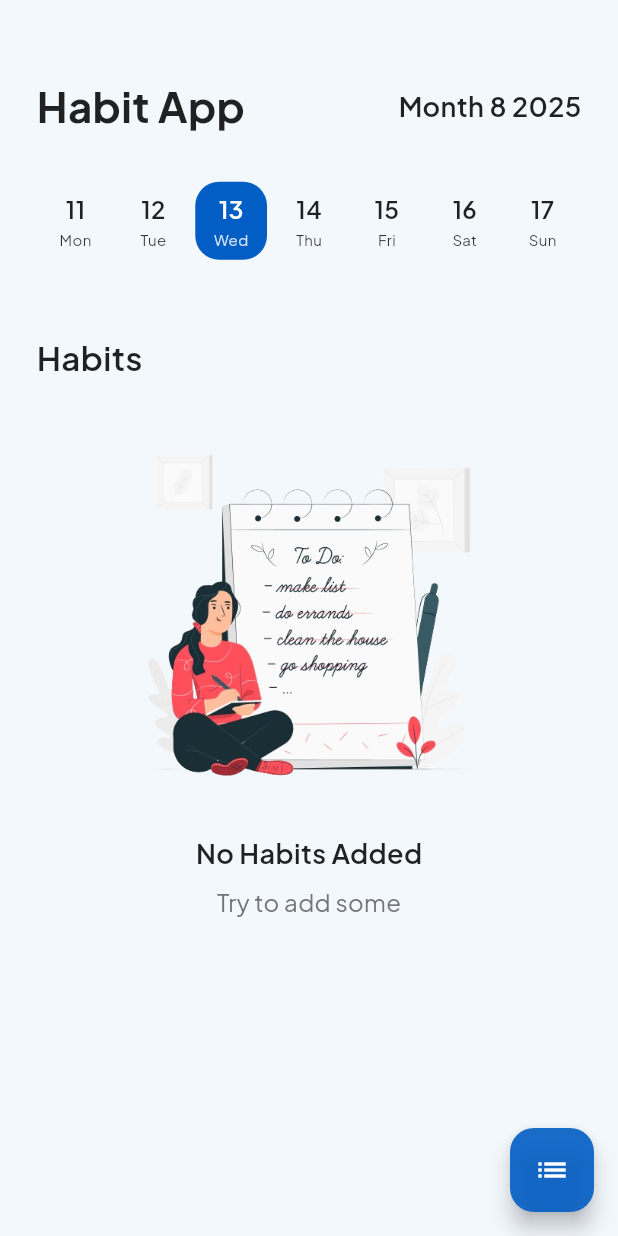
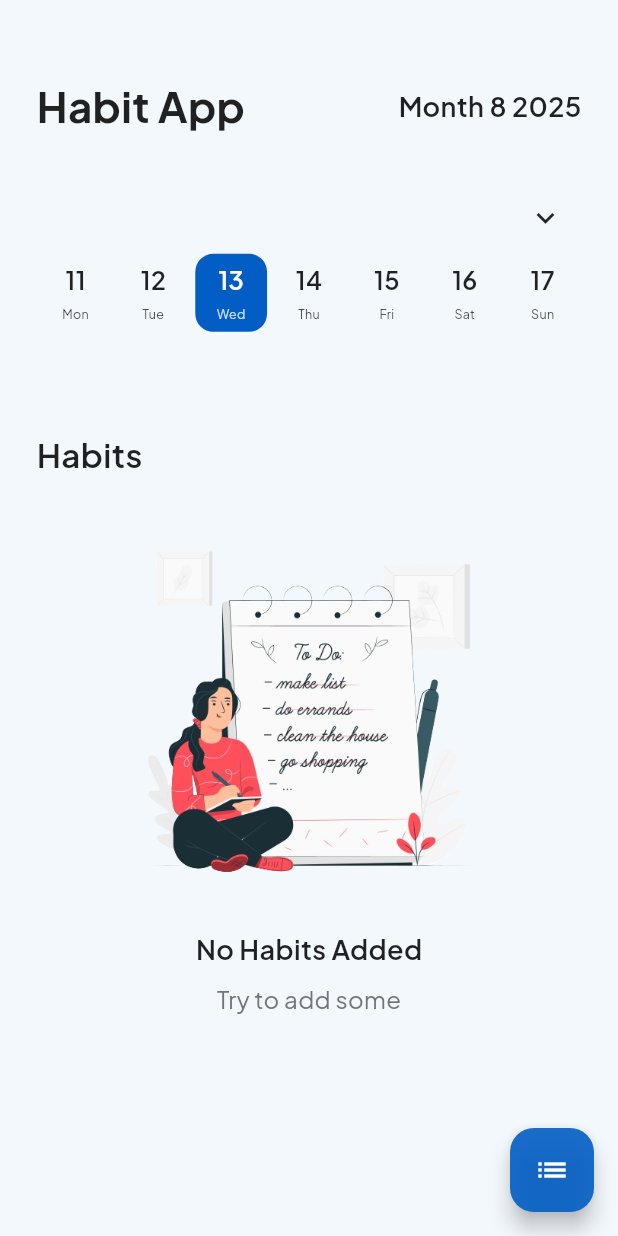
Before and after one commit to wasimaldimashki/habits_app, a Flutter app: the HabitScreen screen opened directly, on a phone screen of 412 x 824 dp. Run offline on Flutter 3.47's test engine with Material 3 defaults, Android fonts, the phone set to English and light mode, and no system bars; drawn by our look-alikes of table_calendar; our stand-ins replace bloc, equatable, flutter_animate, flutter_bloc, flutter_cache_manager, flutter_screenutil and 11 more; accounts and stored records are empty.

Commit message:
add queries to the android manifest, fix calendar widget and enhance design of it , a , finish manage habit update ,delete habit and fix code with stream controller of the data

```diff
--- a/lib/core/services/service_locator.dart
+++ b/lib/core/services/service_locator.dart
@@ -1,8 +1,10 @@
 import 'package:get_it/get_it.dart';
 import 'package:habits_app/core/cache/hive_service.dart';
 import 'package:habits_app/core/cache/cache_service.dart';
+import 'package:habits_app/features/home/cubits/habit_screen_cubit/habit_screen_cubit.dart';
 import 'package:habits_app/features/home/cubits/profile_header_cubit/profile_header_cubit.dart';
 import 'package:habits_app/features/home/cubits/statistics_cubit/statistics_cubit.dart';
+import 'package:habits_app/features/manage_habit/cubit/manage_habit_cubit.dart';
 import 'package:habits_app/features/models/habit_model.dart';
 import 'package:habits_app/features/models/user_model.dart';
 import 'package:habits_app/features/update_profile/cubit/update_profile_cubit.dart';
@@ -39,6 +41,9 @@ Future<void> setupServiceLocator() async {
       () => CacheService(sharedPreferences: sl()));
 
   sl.registerFactory<StatisticsCubit>(() => StatisticsCubit());
+  sl.registerFactory<HabitScreenCubit>(() => HabitScreenCubit());
   sl.registerFactory<ProfileHeaderCubit>(() => ProfileHeaderCubit());
   sl.registerFactory<UpdateProfileCubit>(() => UpdateProfileCubit());
+  sl.registerFactory<ManageHabitCubit>(
+      () => ManageHabitCubit(sl<GenericHiveService<HabitModel>>()));
 }
--- a/lib/core/theme/values_manager.dart
+++ b/lib/core/theme/values_manager.dart
@@ -32,6 +32,7 @@ class AppSize {
   static const double s1 = 1.0;
   static const double s2 = 2.0;
   static const double s4 = 4.0;
+  static const double s6 = 6.0;
   static const double s8 = 8.0;
   static const double s10 = 10.0;
   static const double s12 = 12.0;
@@ -50,6 +51,7 @@ class AppSize {
   static const double s100 = 100.0;
   static const double s120 = 120.0;
   static const double s150 = 150.0;
+  static const double s340 = 340.0;
 }
 
 const double defaultRadius = 10.0;
--- a/lib/features/home/cubits/habit_screen_cubit/habit_screen_state.dart
+++ b/lib/features/home/cubits/habit_screen_cubit/habit_screen_state.dart
@@ -1,55 +1,58 @@
 part of 'habit_screen_cubit.dart';
 
-abstract class HabitScreenState extends Equatable {
+enum HabitScreenStatus { initial, loading, loaded, error }
+
+class HabitScreenState extends Equatable {
+  final HabitScreenStatus status;
   final List<HabitModel> allHabits;
+  final DateTime selectedDate;
   final List<HabitModel> habitsForSelectedDay;
-  final DateTime selectedDate;
+  final CalendarFormat calendarFormat;
+  final Set<DateTime> markedDates;
 
   const HabitScreenState({
-    this.allHabits = const [],
-    this.habitsForSelectedDay = const [],
+    required this.status,
+    required this.allHabits,
     required this.selectedDate,
+    required this.habitsForSelectedDay,
+    required this.calendarFormat,
+    required this.markedDates,
   });
+
+  factory HabitScreenState.initial() => HabitScreenState(
+        status: HabitScreenStatus.initial,
+        allHabits: const [],
+        selectedDate: DateTime.now(),
+        habitsForSelectedDay: const [],
+        calendarFormat: CalendarFormat.week,
+        markedDates: const {},
+      );
+
+  HabitScreenState copyWith({
+    HabitScreenStatus? status,
+    List<HabitModel>? allHabits,
+    DateTime? selectedDate,
+    List<HabitModel>? habitsForSelectedDay,
+    CalendarFormat? calendarFormat,
+    Set<DateTime>? markedDates,
+  }) {
+    return HabitScreenState(
+      status: status ?? this.status,
+      allHabits: allHabits ?? this.allHabits,
+      selectedDate: selectedDate ?? this.selectedDate,
+      habitsForSelectedDay: habitsForSelectedDay ?? this.habitsForSelectedDay,
+      calendarFormat: calendarFormat ?? this.calendarFormat,
+      markedDates: markedDates ?? this.markedDates,
+    );
+  }
 
   @override
   List<Object?> get props => [
+        status,
         allHabits,
+        selectedDate,
         habitsForSelectedDay,
-        selectedDate,
+        calendarFormat,
+        markedDates,
       ];
 }
-
-class HabitScreenInitial extends HabitScreenState {
-  HabitScreenInitial() : super(selectedDate: DateTime.now());
-}
-
-class HabitScreenLoading extends HabitScreenState {
-  const HabitScreenLoading({required super.selectedDate});
-}
-
-class HabitScreenLoaded extends HabitScreenState {
-  const HabitScreenLoaded({
-    required super.allHabits,
-    required super.selectedDate,
-    required super.habitsForSelectedDay,
-  });
-}
-
-class HabitScreenError extends HabitScreenState {
-  final String errorMessage;
-
-  HabitScreenError({
-    required this.errorMessage,
-    super.allHabits,
-    super.habitsForSelectedDay,
-    DateTime? selectedDate,
-  }) : super(
-          selectedDate: selectedDate ?? DateTime.now(),
-        );
-
-  @override
-  List<Object?> get props => [
-        ...super.props,
-        errorMessage,
-      ];
-}
--- a/lib/features/home/screens/habit_screen.dart
+++ b/lib/features/home/screens/habit_screen.dart
@@ -1,7 +1,7 @@
 import 'package:flutter_bloc/flutter_bloc.dart';
 import 'package:habits_app/core/export/lib_exports.dart';
 import 'package:habits_app/features/home/cubits/habit_screen_cubit/habit_screen_cubit.dart';
-import 'package:habits_app/features/home/widgets/habit_screen/calendar_horizontal_widget.dart';
+import 'package:habits_app/features/home/widgets/habit_screen/calendar_widget.dart';
 import 'package:habits_app/features/home/widgets/habit_screen/float_btn_widget.dart';
 import 'package:habits_app/features/home/widgets/habit_screen/habit_list_view_widget.dart';
 
@@ -14,6 +14,7 @@ class HabitScreen extends StatelessWidget {
       body: BlocBuilder<HabitScreenCubit, HabitScreenState>(
         builder: (context, state) {
           final cubit = BlocProvider.of<HabitScreenCubit>(context);
+
           return SingleChildScrollView(
             padding: REdgeInsets.symmetric(horizontal: AppPadding.p24),
             child: Column(
@@ -40,11 +41,14 @@ class HabitScreen extends StatelessWidget {
                   ],
                 ),
                 SizedBox(height: AppSize.s30.h),
-                // Horizontal Date Row using CalendarHorizontalWidget
-                CalendarHorizontalWidget(
+                CalendarWidget(
                   selectedDate: state.selectedDate,
                   onDaySelected: (date) => cubit.onDaySelected(date),
+                  onToggleFormat: () => cubit.toggleCalendarFormat(),
+                  calendarFormat: state.calendarFormat,
+                  markedDates: state.markedDates,
                 ),
+                SizedBox(height: AppSize.s16.h),
                 Text(
                   'Habits',
                   style: getSemiBoldStyle(
@@ -53,7 +57,6 @@ class HabitScreen extends StatelessWidget {
                   ),
                 ),
                 SizedBox(height: AppSize.s24.h),
-                // Display habits or a message
                 if (state.habitsForSelectedDay.isEmpty)
                   Center(
                     child: Column(
@@ -83,7 +86,6 @@ class HabitScreen extends StatelessWidget {
                     ),
                   )
                 else
-                  // Habit list view with drag and drop
                   HabitListViewWidget(
                     habits: state.habitsForSelectedDay,
                     onReorder: cubit.reorderHabits,
--- /dev/null
+++ b/lib/features/home/widgets/habit_screen/calendar_widget.dart
@@ -0,0 +1,96 @@
+import 'package:flutter/material.dart';
+import 'package:habits_app/core/export/lib_exports.dart';
+import 'package:habits_app/features/home/widgets/habit_screen/date_item.dart';
+import 'package:table_calendar/table_calendar.dart';
+
+class CalendarWidget extends StatelessWidget {
+  final DateTime selectedDate;
+  final Function(DateTime) onDaySelected;
+  final VoidCallback onToggleFormat;
+  final CalendarFormat calendarFormat;
+  final Set<DateTime> markedDates;
+
+  const CalendarWidget({
+    super.key,
+    required this.selectedDate,
+    required this.onDaySelected,
+    required this.onToggleFormat,
+    required this.calendarFormat,
+    required this.markedDates,
+  });
+
+  bool _hasHabitOn(DateTime d) {
+    final dateOnly = DateTime(d.year, d.month, d.day);
+    return markedDates.contains(dateOnly);
+  }
+
+  @override
+  Widget build(BuildContext context) {
+    final double height =
+        calendarFormat == CalendarFormat.week ? AppSize.s100.h : AppSize.s340.h;
+    return Column(
+      children: [
+        Row(
+          mainAxisAlignment: MainAxisAlignment.end,
+          children: [
+            IconButton(
+              onPressed: onToggleFormat,
+              icon: Icon(
+                calendarFormat == CalendarFormat.week
+                    ? Icons.expand_more
+                    : Icons.expand_less,
+                color: AppColors.getTextPrimaryColor(context),
+              ),
+            ),
+          ],
+        ),
+        AnimatedContainer(
+          duration: const Duration(milliseconds: 300),
+          curve: Curves.easeInOut,
+          height: height,
+          child: TableCalendar(
+            firstDay: DateTime.now().subtract(const Duration(days: 365)),
+            lastDay: DateTime.now().add(const Duration(days: 365)),
+            focusedDay: selectedDate,
+            selectedDayPredicate: (day) => isSameDay(selectedDate, day),
+            onDaySelected: (date, focusedDay) => onDaySelected(date),
+            calendarFormat: calendarFormat,
+            availableCalendarFormats: const {
+              CalendarFormat.week: 'Week',
+              CalendarFormat.month: 'Month',
+            },
+            startingDayOfWeek: StartingDayOfWeek.monday,
+            headerVisible: false,
+            daysOfWeekVisible: false,
+            calendarBuilders: CalendarBuilders(
+              defaultBuilder: (context, day, focusedDay) {
+                return DateItem(
+                  day: day,
+                  isSelected: false,
+                  isToday: isSameDay(day, DateTime.now()),
+                  hasHabit: _hasHabitOn(day),
+                );
+              },
+              selectedBuilder: (context, day, focusedDay) {
+                return DateItem(
+                  day: day,
+                  isSelected: true,
+                  isToday: isSameDay(day, DateTime.now()),
+                  hasHabit: _hasHabitOn(day),
+                );
+              },
+              todayBuilder: (context, day, focusedDay) {
+                return DateItem(
+                  day: day,
+                  isSelected: isSameDay(day, selectedDate),
+                  isToday: true,
+                  hasHabit: _hasHabitOn(day),
+                );
+              },
+            ),
+          ),
+        ),
+      ],
+    );
+  }
+}
--- a/lib/features/home/widgets/habit_screen/date_item.dart
+++ b/lib/features/home/widgets/habit_screen/date_item.dart
@@ -1,3 +1,4 @@
+import 'dart:math' as math;
 import 'package:flutter/material.dart';
 import 'package:habits_app/core/export/lib_exports.dart';
 
@@ -7,58 +8,101 @@ class DateItem extends StatelessWidget {
     required this.day,
     required this.isSelected,
     required this.isToday,
+    this.hasHabit = false,
   });
 
   final DateTime day;
   final bool isSelected;
   final bool isToday;
+  final bool hasHabit;
 
   @override
   Widget build(BuildContext context) {
+    return LayoutBuilder(builder: (context, constraints) {
+      final maxH = (constraints.maxHeight.isFinite && constraints.maxHeight > 0)
+          ? constraints.maxHeight
+          : 80.0;
+      final dayFontSize = math.max(10.0, math.min(20.0, maxH * 0.32));
+      final weekdayFontSize = math.max(8.0, math.min(12.0, maxH * 0.16));
+      final dotSize = math.max(4.0, math.min(8.0, maxH * 0.08));
+      final horizontalPadding =
+          math.max(4.0, math.min(10.0, constraints.maxWidth * 0.05));
       Color textColor = isSelected || isToday
           ? AppColors.white
           : AppColors.getTextPrimaryColor(context);
       BoxDecoration? decoration;
-
       if (isSelected && !isToday) {
         decoration = BoxDecoration(
           border: Border.all(color: AppColors.primary, width: 2),
-        borderRadius: BorderRadius.circular(AppSize.s16),
+          borderRadius: BorderRadius.circular(AppSize.s12),
         );
         textColor = AppColors.primary;
       } else if (isToday) {
         decoration = BoxDecoration(
           color: AppColors.primary,
-        borderRadius: BorderRadius.circular(AppSize.s16),
+          borderRadius: BorderRadius.circular(AppSize.s12),
         );
       }
-
+      final availableHeight = maxH;
       return Container(
         alignment: Alignment.center,
         margin: REdgeInsets.symmetric(horizontal: AppPadding.p2),
-      padding: REdgeInsets.symmetric(vertical: AppPadding.p2),
+        padding: EdgeInsets.symmetric(horizontal: horizontalPadding),
         decoration: decoration,
+        child: SizedBox(
+          height: availableHeight,
           child: Column(
-        mainAxisAlignment: MainAxisAlignment.center,
-        mainAxisSize: MainAxisSize.min,
+            mainAxisAlignment: MainAxisAlignment.spaceEvenly,
+            mainAxisSize: MainAxisSize.max,
             children: [
-          Text(
+              FittedBox(
+                fit: BoxFit.scaleDown,
+                child: Text(
                   day.day.toString(),
                   style: getSemiBoldStyle(
                     color: textColor,
-              fontSize: FontSizeManager.s16,
+                    fontSize: dayFontSize,
                   ),
                 ),
-          SizedBox(height: AppSize.s2.h),
-          Text(
-            ['Mon', 'Tue', 'Wed', 'Thu', 'Fri', 'Sat', 'Sun'][day.weekday - 1],
+              ),
+              FittedBox(
+                fit: BoxFit.scaleDown,
+                child: Text(
+                  [
+                    'Mon',
+                    'Tue',
+                    'Wed',
+                    'Thu',
+                    'Fri',
+                    'Sat',
+                    'Sun'
+                  ][day.weekday - 1],
                   style: getRegularStyle(
                     color: textColor.withOpacity(0.8),
-              fontSize: FontSizeManager.s10,
+                    fontSize: weekdayFontSize,
+                  ),
+                  maxLines: 1,
+                  overflow: TextOverflow.ellipsis,
+                ),
+              ),
+              if (hasHabit)
+                Align(
+                  alignment: Alignment.center,
+                  child: Container(
+                    width: dotSize,
+                    height: dotSize,
+                    decoration: BoxDecoration(
+                      color: (isSelected || isToday)
+                          ? AppColors.warningColor
+                          : AppColors.primary,
+                      shape: BoxShape.circle,
+                    ),
                   ),
                 ),
             ],
           ),
+        ),
       );
+    });
   }
 }
--- a/lib/features/home/widgets/habit_screen/float_btn_widget.dart
+++ b/lib/features/home/widgets/habit_screen/float_btn_widget.dart
@@ -11,7 +11,7 @@ class FloatBtnWidget extends StatelessWidget {
   Widget build(BuildContext context) {
     return FloatingSpeedDial(
       labelsStyle: getMediumStyle(
-        color: AppColors.getTextPrimaryColor(context),
+        color: Colors.black,
       ),
       openForegroundColor: AppColors.primary.withOpacity(0.9),
       openBackgroundColor: AppColors.accent,
@@ -26,7 +26,6 @@ class FloatBtnWidget extends StatelessWidget {
           onPressed: () async {
             final result = await context.push(AppRoutes.addHabitScreen);
             if (result == true) {
-              // ignore: use_build_context_synchronously
               BlocProvider.of<HabitScreenCubit>(context).loadAllHabits();
             }
           },
@@ -37,7 +36,10 @@ class FloatBtnWidget extends StatelessWidget {
           backgroundColor: AppColors.primary.withOpacity(0.9),
           label: 'Manage Habits',
           onPressed: () async {
-            // TODO:: Manage habit logic
+            final result = await context.push(AppRoutes.manageHabitScreen);
+            if (result == true) {
+              BlocProvider.of<HabitScreenCubit>(context).loadAllHabits();
+            }
           },
         ),
       ],
--- a/lib/routes/app_router.dart
+++ b/lib/routes/app_router.dart
@@ -8,6 +8,7 @@ import 'package:habits_app/features/add_habit/cubit/add_habit_cubit.dart';
 import 'package:habits_app/features/add_habit/screens/add_habit.dart';
 import 'package:habits_app/features/home/cubits/habit_screen_cubit/habit_screen_cubit.dart';
 import 'package:habits_app/features/home/home_screen.dart';
+import 'package:habits_app/features/manage_habit/screens/manage_habit.dart';
 import 'package:habits_app/features/signin/cubit/signin_cubit.dart';
 import 'package:habits_app/features/signin/siginin_screen.dart';
 import 'package:habits_app/features/start/onboarding_screen.dart';
@@ -78,6 +79,12 @@ class AppRouter {
         path: AppRoutes.updateProfileScreen,
         builder: (context, state) => const UpdateProfileScreen(),
       ),
+      //** Manage Habit Screen **/
+      GoRoute(
+        name: 'Manage Habit Screen',
+        path: AppRoutes.manageHabitScreen,
+        builder: (context, state) => const ManageHabitScreen(),
+      ),
     ],
     errorPageBuilder: (context, state) => MaterialPage(
       key: state.pageKey,
--- a/lib/routes/app_routes.dart
+++ b/lib/routes/app_routes.dart
@@ -4,6 +4,7 @@ class AppRoutes {
   static const String signInScreen = '/sign_in_screen';
   static const String homeScreen = '/home_screen';
   static const String addHabitScreen = '/add_habit_screen';
+  static const String manageHabitScreen = '/manage_habit_screen';
   static const String updateProfileScreen = '/update_profile_screen';
   static const String aboutUsScreen = '/about_us_screen';
   static const String unknownScreen = '/unknown_screen';
```
Also changed, not shown: lib/core/cache/hive_service.dart (+13 -2 lines), lib/features/home/cubits/habit_screen_cubit/habit_screen_cubit.dart (+59 -18 lines), lib/features/manage_habit/cubit/manage_habit_cubit.dart (added, +42 -0 lines), lib/features/manage_habit/cubit/manage_habit_state.dart (added, +30 -0 lines), lib/features/manage_habit/screens/manage_habit.dart (added, +66 -0 lines), lib/features/manage_habit/widgets/delete_dialog.dart (added, +27 -0 lines), lib/features/manage_habit/widgets/edit_habit_sheet.dart (added, +92 -0 lines), lib/features/manage_habit/widgets/habit_list_item.dart (added, +50 -0 lines), lib/l10n/intl_ar.arb (+0 -32 lines), 2 other files. Lines whose indentation alone changed are shown as unchanged.
